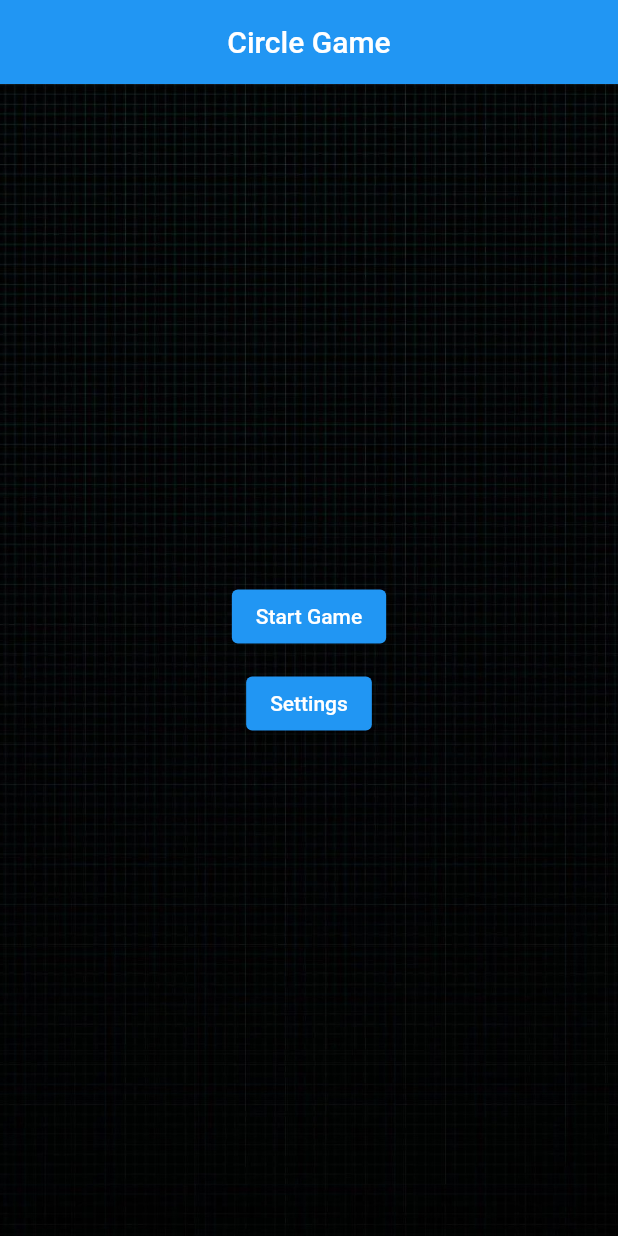
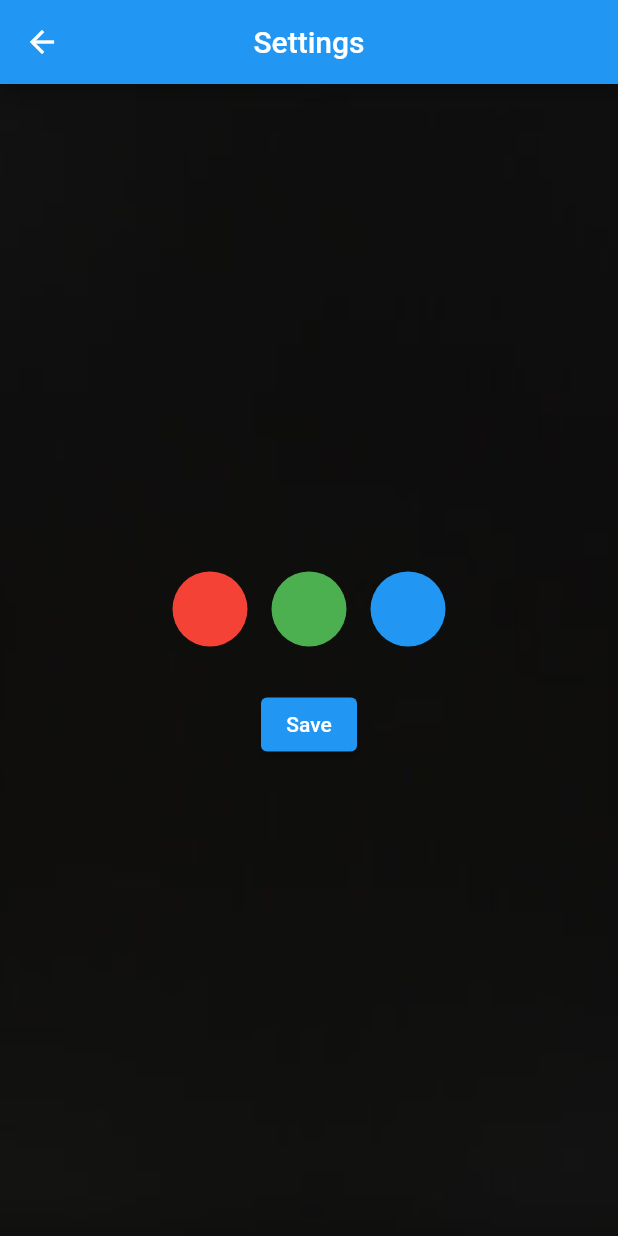
Before and after one commit to AlhasanChaaban/ProjectOne, a Flutter app: the screen it shows after launch, after a tap on "Settings", on a phone screen of 412 x 824 dp. Run offline on Flutter 3.47's test engine with Material 2 defaults, Android fonts, the phone set to English and light mode, and no system bars.

Commit message:
save changes

```diff
--- a/lib/main.dart
+++ b/lib/main.dart
@@ -7,26 +7,38 @@ void main() {
 }
 
 class ClickCircleGame extends StatelessWidget {
-
   @override
   Widget build(BuildContext context) {
     return MaterialApp(
       debugShowCheckedModeBanner: false,
       title: 'Home Page',
       theme: ThemeData(
-        primarySwatch: Colors.blue,
+        primarySwatch: createMaterialColor(Colors.blue),
       ),
       home: GameHomePage(),
     );
   }
 }
 
-class GameHomePage extends StatelessWidget {
+class GameHomePage extends StatefulWidget {
+  @override
+  _GameHomePageState createState() => _GameHomePageState();
+}
+
+class _GameHomePageState extends State<GameHomePage> {
+  Color appThemeColor = Colors.blue;
+
   @override
   Widget build(BuildContext context) {
-    return Scaffold(
+    return MaterialApp(
+      debugShowCheckedModeBanner: false,
+      title: 'MaxIT',
+      theme: ThemeData(
+        primarySwatch: createMaterialColor(appThemeColor),
+      ),
+      home: Scaffold(
         appBar: AppBar(
-        title: const Text('Circle Game'),
+          title: const Text('MaxIT'),
           centerTitle: true,
         ),
         body: Container(
@@ -42,20 +54,58 @@ class GameHomePage extends StatelessWidget {
               children: <Widget>[
                 ElevatedButton(
                   onPressed: () {
-                  Navigator.push(context, MaterialPageRoute(builder: (context) => GameScreen()));
+                    Navigator.push(
+                      context,
+                      MaterialPageRoute(builder: (context) => GameScreen(themeColor: appThemeColor,)),
+                    );
                   },
+                  style: ElevatedButton.styleFrom(
+                    primary: appThemeColor, // Set the button color dynamically
+                  ),
                   child: const Text('Start Game'),
                 ),
                 const SizedBox(height: 10),
                 ElevatedButton(
-                onPressed: () {
+                  onPressed: () async {
+                    Color? selectedColor = await Navigator.push(
+                      context,
+                      MaterialPageRoute(builder: (context) => SettingsScreen()),
+                    );
+
+                    if (selectedColor != null) {
+                      setState(() {
+                        appThemeColor = selectedColor;
+                      });
+                    }
                   },
+                  style: ElevatedButton.styleFrom(
+                    primary: appThemeColor, // Set the button color dynamically
+                  ),
                   child: const Text('Settings'),
                 ),
               ],
             ),
           ),
         ),
+      ),
     );
   }
 }
+
+MaterialColor createMaterialColor(Color color) {
+  List<int> strengths = <int>[50, 100, 200, 300, 400, 500, 600, 700, 800, 900];
+  Map<int, Color> swatch = <int, Color>{};
+  final int r = color.red, g = color.green, b = color.blue;
+
+  for (int strength in strengths) {
+    final double ds = 0.5 - ((strength / 1000.0) / 2.0);
+    swatch[strength] = Color.fromRGBO(
+      r + ((ds < 0 ? r : (255 - r)) * ds).round(),
+      g + ((ds < 0 ? g : (255 - g)) * ds).round(),
+      b + ((ds < 0 ? b : (255 - b)) * ds).round(),
+      1,
+    );
+  }
+
+  return MaterialColor(color.value, swatch);
+}
--- a/lib/settings_screen.dart
+++ b/lib/settings_screen.dart
@@ -0,0 +1,101 @@
+import 'package:flutter/material.dart';
+
+class SettingsScreen extends StatefulWidget {
+  @override
+  _SettingsScreenState createState() => _SettingsScreenState();
+}
+
+class _SettingsScreenState extends State<SettingsScreen> {
+  Color selectedColor = Colors.blue; // Default theme color
+
+  @override
+  Widget build(BuildContext context) {
+    return Scaffold(
+      appBar: AppBar(
+        title: Text('Settings'),
+        centerTitle: true,
+      ),
+      body: Container(
+        decoration: const BoxDecoration(
+          image: DecorationImage(
+            image: AssetImage("assets/background.jpg"),
+            fit: BoxFit.cover,
+          ),
+        ),
+        child: Center(
+          child: Column(
+            mainAxisAlignment: MainAxisAlignment.center,
+            children: <Widget>[
+              ColorPicker(
+                onColorChanged: (Color color) {
+                  setState(() {
+                    selectedColor = color;
+                  });
+                },
+              ),
+              const SizedBox(height: 20),
+              ElevatedButton(
+                onPressed: () {
+                  Navigator.of(context).pop(selectedColor);
+                },
+                style: ElevatedButton.styleFrom(
+                  primary: selectedColor, // Set the button color dynamically
+                ),
+                child: const Text('Save'),
+              ),
+            ],
+          ),
+        ),
+      ),
+    );
+  }
+}
+
+class ColorPicker extends StatelessWidget {
+  final ValueChanged<Color> onColorChanged;
+
+  ColorPicker({required this.onColorChanged});
+
+  @override
+  Widget build(BuildContext context) {
+    return SingleChildScrollView(
+      scrollDirection: Axis.horizontal,
+      child: Row(
+        mainAxisAlignment: MainAxisAlignment.center,
+        children: <Widget>[
+          ColorButton(Colors.red, onColorChanged),
+          ColorButton(Colors.green, onColorChanged),
+          ColorButton(Colors.blue, onColorChanged),
+          // Add more color buttons as needed
+        ],
+      ),
+    );
+  }
+}
+
+class ColorButton extends StatelessWidget {
+  final Color color;
+  final ValueChanged<Color> onColorChanged;
+
+  ColorButton(this.color, this.onColorChanged);
+
+  @override
+  Widget build(BuildContext context) {
+    return Padding(
+      padding: const EdgeInsets.all(8.0),
+      child: GestureDetector(
+        onTap: () {
+          onColorChanged(color);
+        },
+        child: Container(
+          width: 50,
+          height: 50,
+          decoration: BoxDecoration(
+            color: color,
+            shape: BoxShape.circle,
+          ),
+        ),
+      ),
+    );
+  }
+}
--- a/pubspec.yaml
+++ b/pubspec.yaml
@@ -1,5 +1,5 @@
 name: alhasanchaaban
-description: A new Flutter project.
+description: Circle Game.
 # The following line prevents the package from being accidentally published to
 # pub.dev using `flutter pub publish`. This is preferred for private packages.
 publish_to: 'none' # Remove this line if you wish to publish to pub.dev
@@ -31,7 +31,6 @@ dependencies:
   flutter:
     sdk: flutter
 
-
   # The following adds the Cupertino Icons font to your application.
   # Use with the CupertinoIcons class for iOS style icons.
   cupertino_icons: ^1.0.2
@@ -61,8 +60,6 @@ flutter:
   # To add assets to your application, add an assets section, like this:
   assets:
     - assets/background.jpg
-
-
   # An image asset can refer to one or more resolution-specific "variants", see
   # https://flutter.dev/assets-and-images/#resolution-aware
 
```
Also changed, not shown: lib/game_screen.dart (+107 -6 lines), assets/background.jpg. Lines whose indentation alone changed are shown as unchanged.
